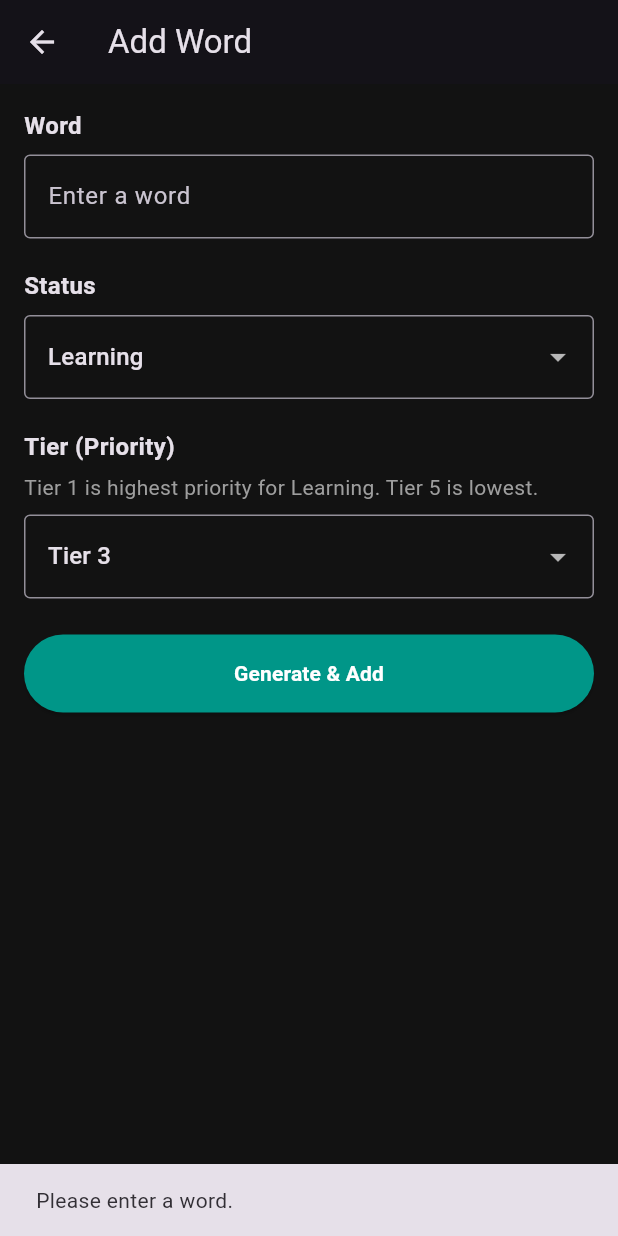
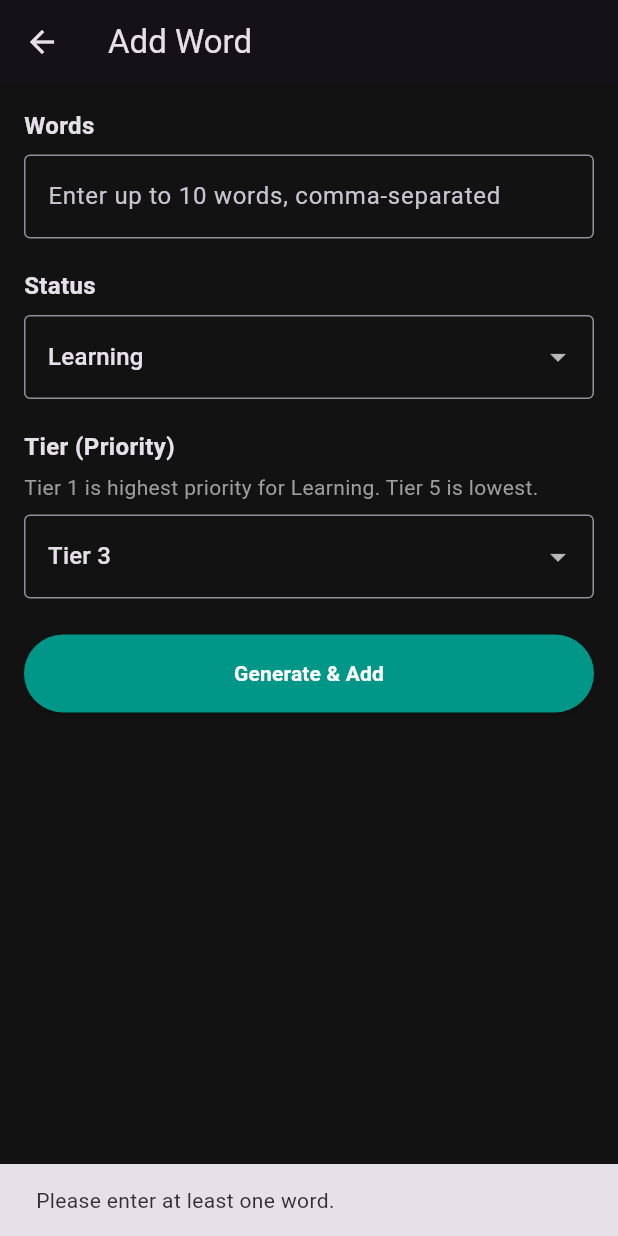
Before and after one commit to bryanlan/word_quizzer, a Flutter app: the AddWordScreen screen opened directly, after a tap on "Generate & Add", on a phone screen of 412 x 824 dp. Run offline on Flutter 3.47's test engine with Material 3 defaults, Android fonts, the phone set to English and light mode, and no system bars; our stand-ins replace file_picker, fl_chart, flutter_tts, shared_preferences, sqflite, sqflite_common_ffi_web; missing offline and left inert: dart:html; accounts and stored records are empty.

Commit message:
Add multi-word add flow

```diff
--- a/mobile_app/lib/add_word_screen.dart
+++ b/mobile_app/lib/add_word_screen.dart
@@ -16,6 +16,7 @@ class _AddWordScreenState extends State<AddWordScreen> {
   String status = 'Learning';
   int tier = 3;
   bool isSaving = false;
+  static const int _maxWords = 10;
 
   @override
   void dispose() {
@@ -24,9 +25,13 @@ class _AddWordScreenState extends State<AddWordScreen> {
   }
 
   Future<void> _addWord() async {
-    final word = wordController.text.trim();
-    if (word.isEmpty) {
-      _showMessage("Please enter a word.");
+    final words = _parseWords(wordController.text);
+    if (words.isEmpty) {
+      _showMessage("Please enter at least one word.");
+      return;
+    }
+    if (words.length > _maxWords) {
+      _showMessage("Please limit to $_maxWords words per batch.");
       return;
     }
 
@@ -34,15 +39,20 @@ class _AddWordScreenState extends State<AddWordScreen> {
       isSaving = true;
     });
 
+    final added = <String>[];
+    final skipped = <String>[];
+    final failed = <String>[];
+
     try {
+      for (final word in words) {
         final exists = await DatabaseHelper.instance.wordExists(word);
         if (exists) {
-        _showMessage("That word already exists.");
-        return;
+          skipped.add(word);
+          continue;
         }
 
+        try {
           final enrichment = await WordEnrichmentService.enrichWord(word);
-
           final id = await DatabaseHelper.instance.addWordWithEnrichment(
             wordStem: word,
             status: status,
@@ -54,11 +64,10 @@ class _AddWordScreenState extends State<AddWordScreen> {
 
           if (!mounted) return;
           if (id == null) {
-        _showMessage("That word already exists.");
-        return;
+            skipped.add(word);
+            continue;
           }
-
-      Navigator.pop(context, word);
+          added.add(word);
         } on MissingApiKeyException {
           if (!mounted) return;
           _showMessage(
@@ -66,15 +75,24 @@ class _AddWordScreenState extends State<AddWordScreen> {
                 ? "Server OpenRouter key is missing. Configure it on the server."
                 : "OpenRouter key missing. Add one in Settings.",
           );
+          return;
         } on NotAuthenticatedException {
           if (!mounted) return;
           _showMessage("Sign in required to add words.");
+          return;
         } on InvalidApiKeyException {
           if (!mounted) return;
           _showMessage("Invalid OpenRouter API key. Check Settings.");
+          return;
+        } catch (e) {
+          failed.add(word);
+          if (!mounted) return;
+          _showMessage("Unable to add \"$word\": $e");
+        }
+      }
     } catch (e) {
       if (!mounted) return;
-      _showMessage("Unable to add word: $e");
+      _showMessage("Unable to add words: $e");
     } finally {
       if (mounted) {
         setState(() {
@@ -82,10 +100,63 @@ class _AddWordScreenState extends State<AddWordScreen> {
         });
       }
     }
+
+    if (!mounted) return;
+    if (added.isEmpty) {
+      _showMessage(_buildSummaryMessage(added, skipped, failed));
+      return;
+    }
+    Navigator.pop(
+      context,
+      {
+        'added': added,
+        'skipped': skipped,
+        'failed': failed,
+      },
+    );
   }
 
   void _showMessage(String message) {
     ScaffoldMessenger.of(context).showSnackBar(SnackBar(content: Text(message)));
+  }
+
+  List<String> _parseWords(String input) {
+    final results = <String>[];
+    final seen = <String>{};
+    for (final raw in input.split(',')) {
+      final cleaned = raw.trim();
+      if (cleaned.isEmpty) {
+        continue;
+      }
+      final key = cleaned.toLowerCase();
+      if (seen.contains(key)) {
+        continue;
+      }
+      seen.add(key);
+      results.add(cleaned);
+    }
+    return results;
+  }
+
+  String _buildSummaryMessage(
+    List<String> added,
+    List<String> skipped,
+    List<String> failed,
+  ) {
+    final parts = <String>[];
+    if (added.isNotEmpty) {
+      parts.add('Added ${added.length}.');
+    }
+    if (skipped.isNotEmpty) {
+      parts.add('Skipped ${skipped.length} existing.');
+    }
+    if (failed.isNotEmpty) {
+      parts.add('Failed ${failed.length}.');
+    }
+    if (parts.isEmpty) {
+      return 'No new words added.';
+    }
+    return parts.join(' ');
   }
 
   @override
@@ -98,7 +169,7 @@ class _AddWordScreenState extends State<AddWordScreen> {
           crossAxisAlignment: CrossAxisAlignment.start,
           children: [
             const Text(
-              "Word",
+              "Words",
               style: TextStyle(fontSize: 16, fontWeight: FontWeight.bold),
             ),
             const SizedBox(height: 8),
@@ -107,7 +178,7 @@ class _AddWordScreenState extends State<AddWordScreen> {
               textCapitalization: TextCapitalization.none,
               decoration: const InputDecoration(
                 border: OutlineInputBorder(),
-                hintText: "Enter a word",
+                hintText: "Enter up to 10 words, comma-separated",
               ),
             ),
             const SizedBox(height: 20),
```
Also changed, not shown: mobile_app/lib/home_screen.dart (+32 -1 lines). Lines whose indentation alone changed are shown as unchanged.
